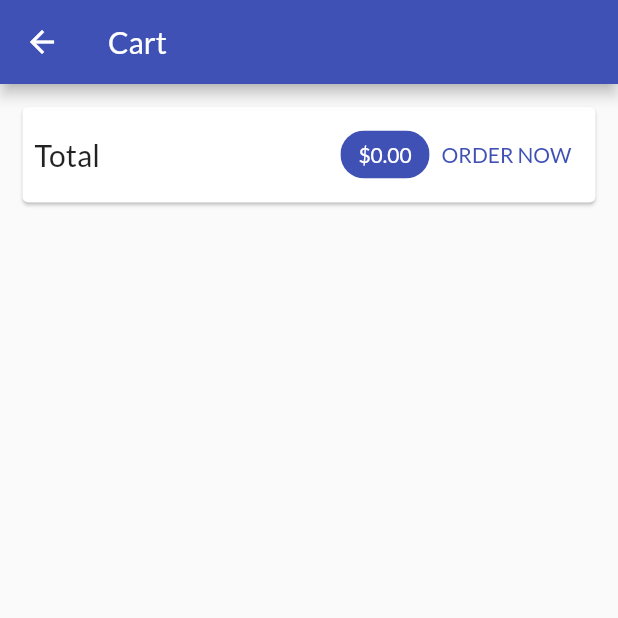
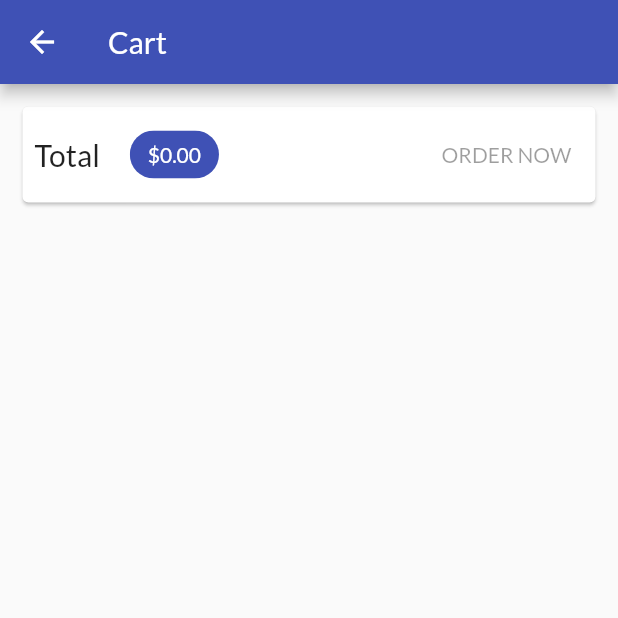
Before and after one commit to Abid-Hasan/fnd-shop-app, a Flutter app: the CartScreen screen opened by its route, on a phone screen of 412 x 824 dp, the top half of it. Run offline on Flutter 3.47's test engine with Material 2 defaults, Android fonts, the phone set to English and light mode, and no system bars; network calls fail.

Commit message:
Sync orders with backend

```diff
--- a/lib/providers/products.dart
+++ b/lib/providers/products.dart
@@ -60,7 +60,7 @@ class Products with ChangeNotifier {
       final response = await http.get(url);
       final extractedData = json.decode(response.body) as Map<String, dynamic>;
       List<Product> loadedProducts = [];
-      if (extractedData != null)
+      if (extractedData != null) {
         extractedData.forEach((key, value) {
           loadedProducts.add(
             Product(
@@ -73,6 +73,7 @@ class Products with ChangeNotifier {
             ),
           );
         });
+      }
       _items = loadedProducts;
       notifyListeners();
     } catch (error) {
--- a/lib/screens/cart_screen.dart
+++ b/lib/screens/cart_screen.dart
@@ -25,25 +25,18 @@ class CartScreen extends StatelessWidget {
                 mainAxisAlignment: MainAxisAlignment.spaceBetween,
                 children: [
                   Text('Total', style: TextStyle(fontSize: 20)),
-                  Spacer(),
+                  SizedBox(width: 20),
                   Chip(
                     label: Text(
                       '\$${cart.totalAmount.toStringAsFixed(2)}',
                       style: TextStyle(
-                        color:
-                            Theme.of(context).primaryTextTheme.headline6.color,
+                        color: Theme.of(context).primaryTextTheme.headline6.color,
                       ),
                     ),
                     backgroundColor: Theme.of(context).primaryColor,
                   ),
-                  TextButton(
-                    child: Text('ORDER NOW'),
-                    onPressed: () {
-                      Provider.of<Orders>(context, listen: false).addOrder(
-                          cart.items.values.toList(), cart.totalAmount);
-                      cart.clear();
-                    },
-                  ),
+                  Spacer(),
+                  OrderButton(cart: cart),
                 ],
               ),
             ),
@@ -69,3 +62,43 @@ class CartScreen extends StatelessWidget {
     );
   }
 }
+
+class OrderButton extends StatefulWidget {
+  const OrderButton({
+    Key key,
+    @required this.cart,
+  }) : super(key: key);
+
+  final Cart cart;
+
+  @override
+  State<OrderButton> createState() => _OrderButtonState();
+}
+
+class _OrderButtonState extends State<OrderButton> {
+  bool _isLoading = false;
+
+  @override
+  Widget build(BuildContext context) {
+    return _isLoading
+        ? Center(
+            child: CircularProgressIndicator(),
+          )
+        : TextButton(
+            child: Text('ORDER NOW'),
+            onPressed: widget.cart.totalAmount <= 0
+                ? null
+                : () async {
+                    setState(() {
+                      _isLoading = true;
+                    });
+                    await Provider.of<Orders>(context, listen: false)
+                        .addOrder(widget.cart.items.values.toList(), widget.cart.totalAmount);
+                    setState(() {
+                      _isLoading = false;
+                    });
+                    widget.cart.clear();
+                  },
+          );
+  }
+}
```
Also changed, not shown: lib/providers/orders.dart (+56 -4 lines), lib/screens/orders_screen.dart (+29 -5 lines).
